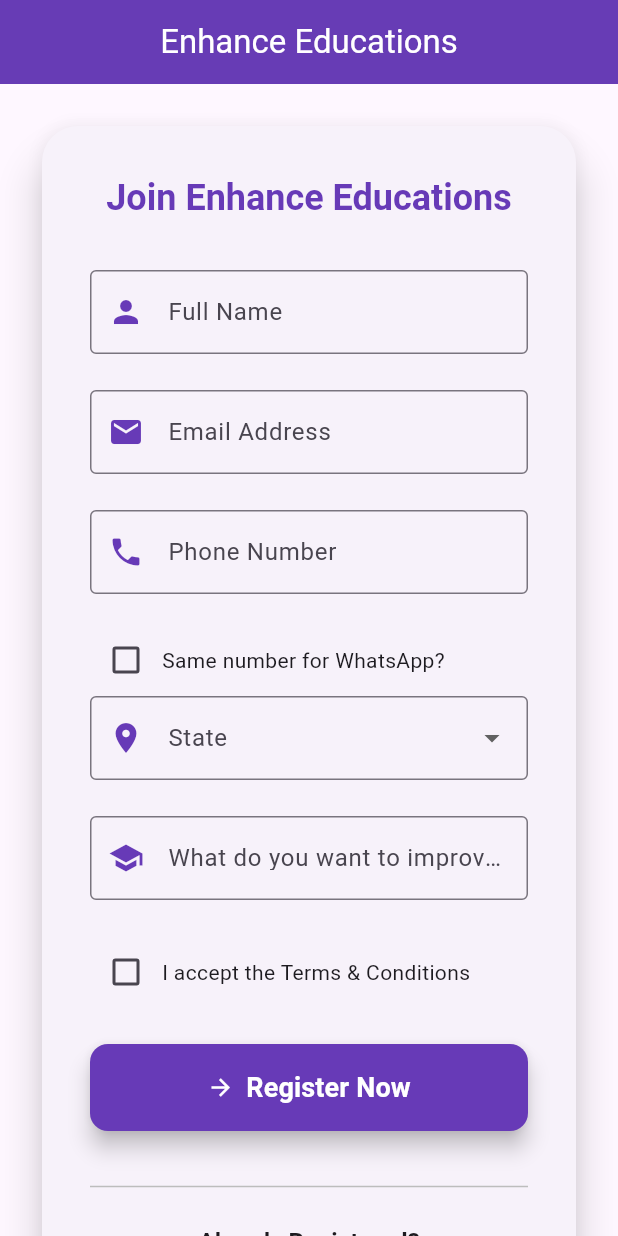
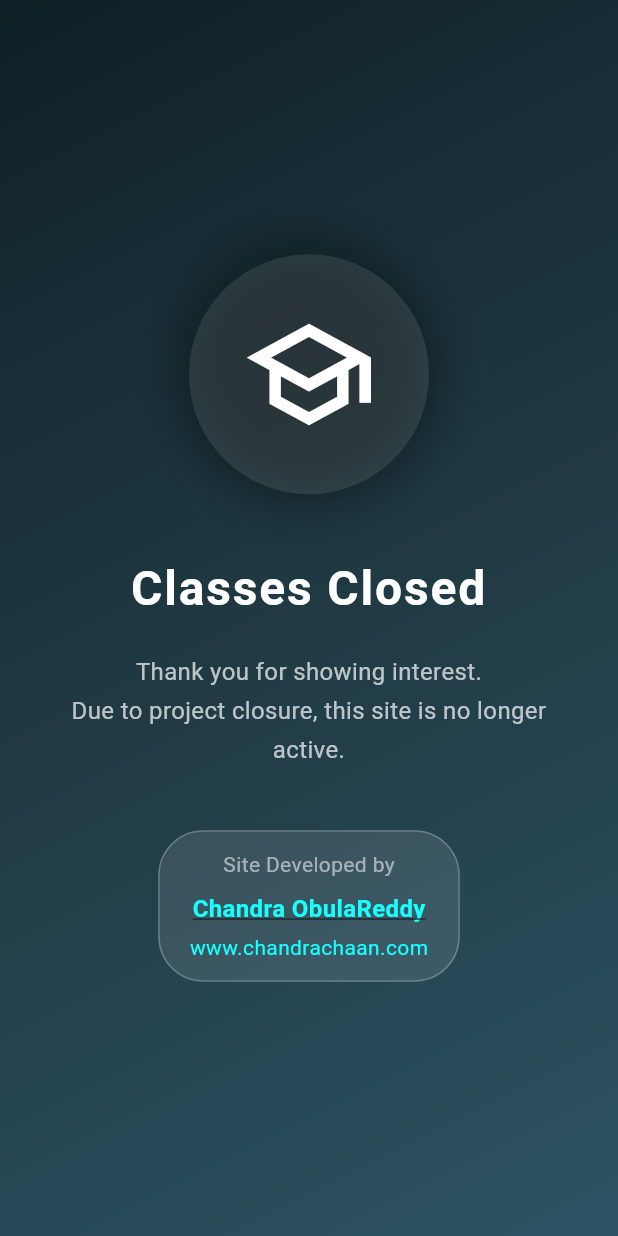
Before and after one commit to ChandraChaan/chaanova, a Flutter app: the screen it shows after launch, on a phone screen of 412 x 824 dp. Run offline on Flutter 3.47's test engine with Material 3 defaults, Android fonts, the phone set to English and light mode, and no system bars; our stand-ins replace cloud_firestore, firebase_core, firebase_messaging, flutter_local_notifications, shared_preferences, youtube_player_iframe; missing offline and left inert: dart:html, dart:js, dart:ui_web; accounts and stored records are empty.

Commit message:
added SiteClosedPage

```diff
--- a/lib/user_view/startup_checker.dart
+++ b/lib/user_view/startup_checker.dart
@@ -20,21 +20,28 @@ class _StartupCheckerState extends State<StartupChecker> {
   }
 
   Future<void> _checkUserStatus() async {
-    final prefs = await SharedPreferences.getInstance();
-    final hasPaid = prefs.getBool('hasPaid') ?? false;
 
-    if (hasPaid) {
-      Navigator.pushReplacement(
-        context,
-        MaterialPageRoute(builder: (_) => const FolderPage()),
-      );
-      return;
-    } else {
-      Navigator.pushReplacement(
-        context,
-        MaterialPageRoute(builder: (_) => const RegistrationPage()),
-      );
-    }
+    await Future.delayed(const Duration(seconds: 1));
+    Navigator.pushReplacement(
+    context,
+    MaterialPageRoute(builder: (_) => const SiteClosedPage()),
+  );
+    // final prefs = await SharedPreferences.getInstance();
+    // final hasPaid = prefs.getBool('hasPaid') ?? false;
+    //
+    // if (hasPaid) {
+    //   Navigator.pushReplacement(
+    //     context,
+    //     MaterialPageRoute(builder: (_) => const FolderPage()),
+    //   );
+    //
+    //   return;
+    // } else {
+    //   Navigator.pushReplacement(
+    //     context,
+    //     MaterialPageRoute(builder: (_) => const RegistrationPage()),
+    //   );
+    // }
   }
 
   @override
@@ -44,3 +51,134 @@ class _StartupCheckerState extends State<StartupChecker> {
     );
   }
 }
+
+class SiteClosedPage extends StatelessWidget {
+  const SiteClosedPage({super.key});
+
+  @override
+  Widget build(BuildContext context) {
+    return Scaffold(
+      body: Container(
+        decoration: const BoxDecoration(
+          gradient: LinearGradient(
+            colors: [Color(0xFF0F2027), Color(0xFF203A43), Color(0xFF2C5364)],
+            begin: Alignment.topLeft,
+            end: Alignment.bottomRight,
+          ),
+        ),
+        child: Center(
+          child: Padding(
+            padding: const EdgeInsets.symmetric(horizontal: 24.0),
+            child: Column(
+              mainAxisSize: MainAxisSize.min,
+              children: [
+                TweenAnimationBuilder<double>(
+                  duration: const Duration(milliseconds: 1200),
+                  tween: Tween<double>(begin: 0, end: 1),
+                  curve: Curves.easeOutExpo,
+                  builder: (context, value, child) {
+                    return Opacity(
+                      opacity: value,
+                      child: Transform.scale(
+                        scale: value,
+                        child: child,
+                      ),
+                    );
+                  },
+                  child: Container(
+                    padding: const EdgeInsets.all(35),
+                    decoration: BoxDecoration(
+                      shape: BoxShape.circle,
+                      color: Colors.white.withOpacity(0.1),
+                      boxShadow: [
+                        BoxShadow(
+                          color: Colors.black.withOpacity(0.4),
+                          blurRadius: 30,
+                          spreadRadius: 5,
+                        ),
+                      ],
+                    ),
+                    child: const Icon(
+                      Icons.school_outlined,
+                      size: 90,
+                      color: Colors.white,
+                    ),
+                  ),
+                ),
+                const SizedBox(height: 40),
+                const Text(
+                  'Classes Closed',
+                  textAlign: TextAlign.center,
+                  style: TextStyle(
+                    fontSize: 32,
+                    fontWeight: FontWeight.bold,
+                    color: Colors.white,
+                    letterSpacing: 1.2,
+                  ),
+                ),
+                const SizedBox(height: 20),
+                const Text(
+                  'Thank you for showing interest.\nDue to project closure, this site is no longer active.',
+                  textAlign: TextAlign.center,
+                  style: TextStyle(
+                    fontSize: 16,
+                    color: Colors.white70,
+                    height: 1.6,
+                  ),
+                ),
+                const SizedBox(height: 40),
+                Container(
+                  padding: const EdgeInsets.symmetric(horizontal: 20, vertical: 12),
+                  decoration: BoxDecoration(
+                    color: Colors.white.withOpacity(0.1),
+                    borderRadius: BorderRadius.circular(30),
+                    border: Border.all(color: Colors.white24),
+                  ),
+                  child: Column(
+                    children: [
+                      const Text(
+                        'Site Developed by',
+                        style: TextStyle(
+                          fontSize: 14,
+                          color: Colors.white54,
+                        ),
+                      ),
+                      const SizedBox(height: 8),
+                      GestureDetector(
+                        onTap: () {
+                          // Optional: Add URL launch logic here
+                        },
+                        child: const Text(
+                          'Chandra ObulaReddy',
+                          style: TextStyle(
+                            fontSize: 16,
+                            fontWeight: FontWeight.bold,
+                            color: Colors.cyanAccent,
+                            decoration: TextDecoration.underline,
+                          ),
+                        ),
+                      ),
+                      const SizedBox(height: 4),
+                      GestureDetector(
+                        onTap: () {
+                          // Optional: Add URL launch logic
+                        },
+                        child: const Text(
+                          'www.chandrachaan.com',
+                          style: TextStyle(
+                            fontSize: 14,
+                            color: Colors.cyanAccent,
+                          ),
+                        ),
+                      ),
+                    ],
+                  ),
+                ),
+              ],
+            ),
+          ),
+        ),
+      ),
+    );
+  }
+}
```
